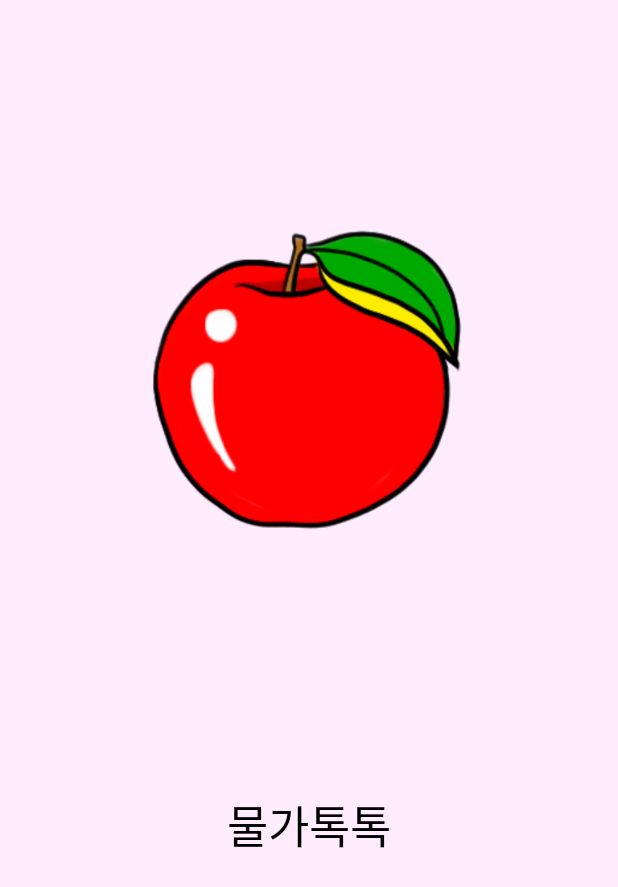
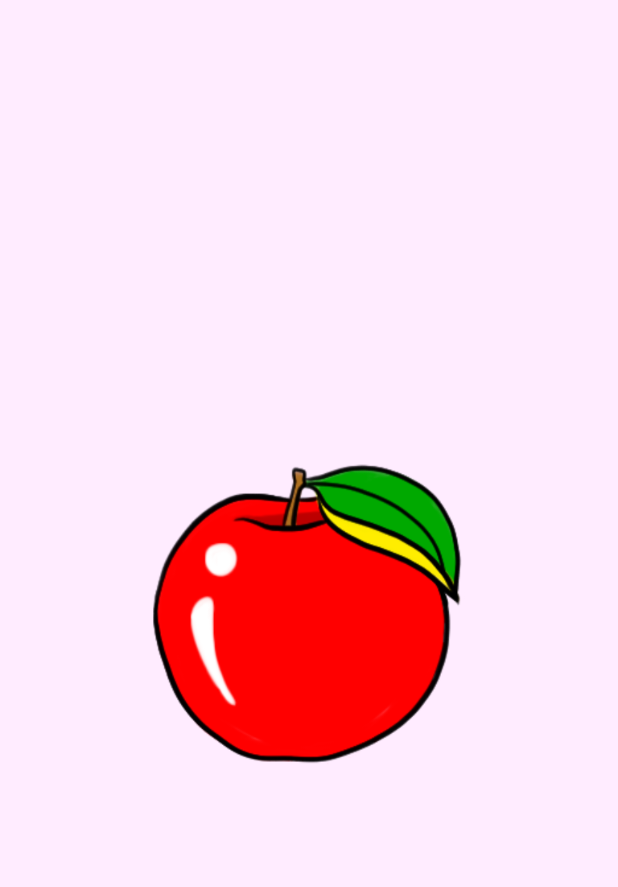
Before and after one commit to koSim97/mulgaTalkTalk_public, an Android app: the screen it shows after launch (IntroActivity), on a phone screen of 412 x 824 dp. Shown: the top 887 px of the screen. Run offline under Robolectric (Android 15) with nearby library versions, the phone set to English and light mode, and no system bars; our stand-ins replace Dagger/Hilt's generated code; network calls fail; 1 statement that could not run was skipped.

Commit message:
[SIM] 인트로 ui 수정

```diff
--- a/app/src/main/res/layout/activity_intro.xml
+++ b/app/src/main/res/layout/activity_intro.xml
@@ -12,18 +12,8 @@
         android:layout_width="wrap_content"
         android:layout_height="wrap_content"
         android:src="@drawable/app_icon"
+        app:layout_constraintBottom_toBottomOf="parent"
         app:layout_constraintStart_toStartOf="parent"
         app:layout_constraintTop_toTopOf="parent" />
 
-    <TextView
-        android:layout_width="match_parent"
-        android:layout_height="wrap_content"
-        android:layout_marginTop="15dp"
-        android:text="@string/app_name"
-        android:textColor="@color/black"
-        android:textSize="30dp"
-        android:fontFamily="@font/roboto_medium"
-        android:gravity="center"
-        app:layout_constraintTop_toBottomOf="@+id/imageView" />
-
 </androidx.constraintlayout.widget.ConstraintLayout>
```
